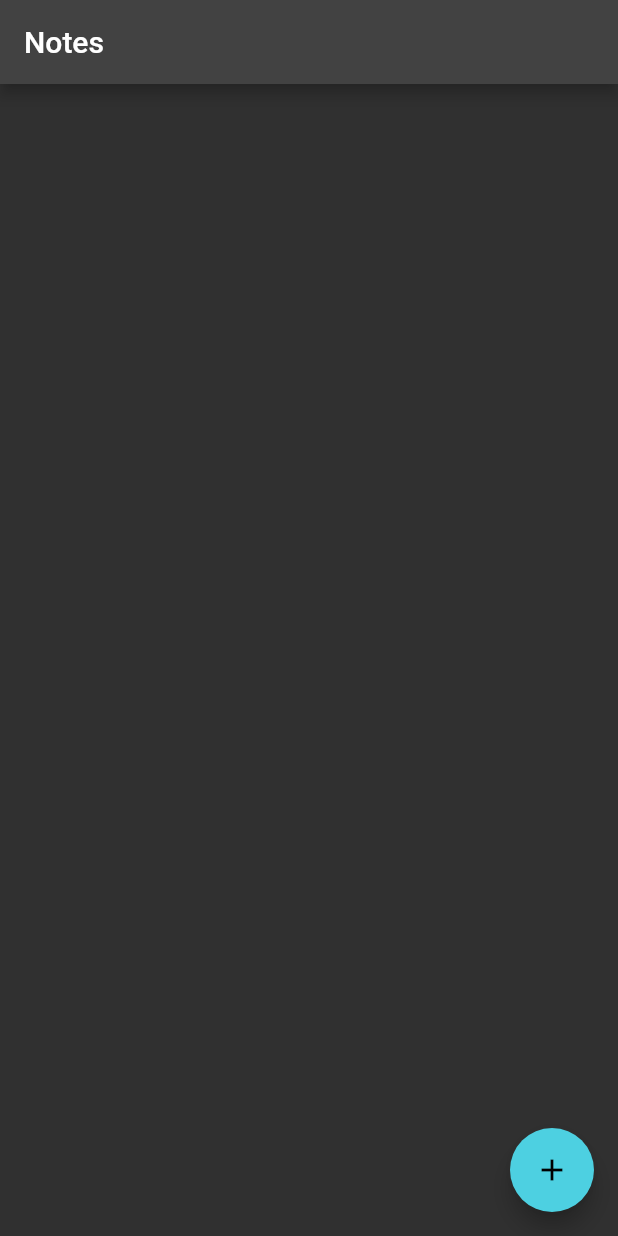
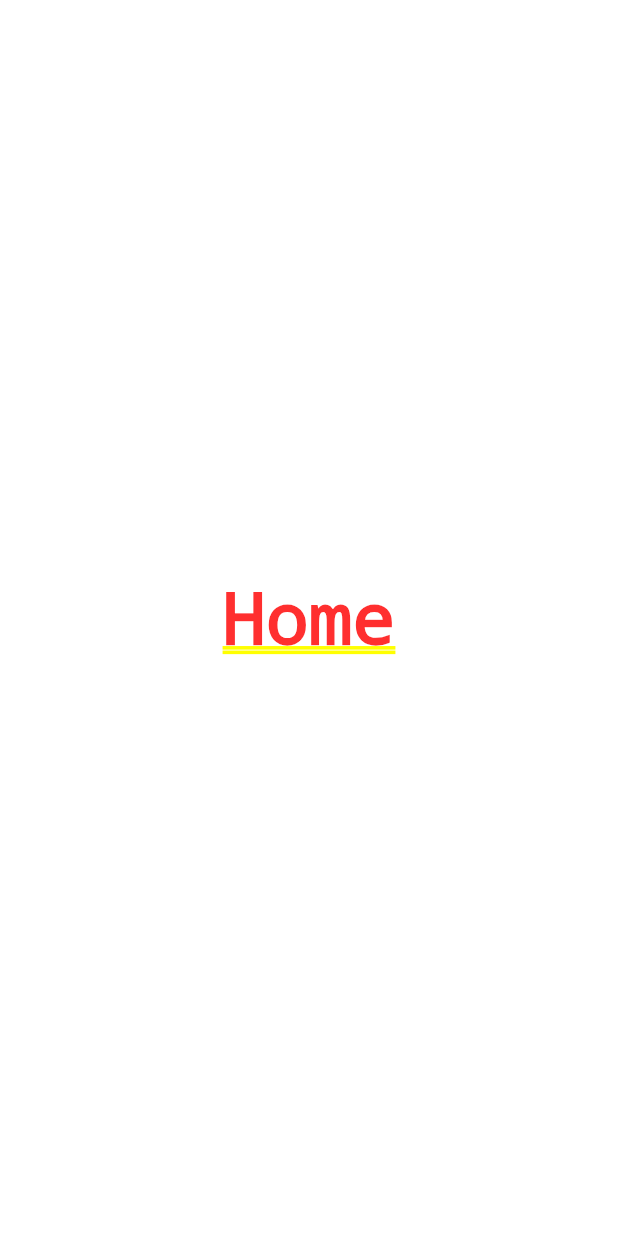
Before and after one commit to SwirlGit/organizer, a Flutter app: the screen it shows after launch, on a phone screen of 412 x 824 dp. Run offline on Flutter 3.47's test engine with Material 2 defaults, Android fonts, the phone set to English and light mode, and no system bars.

Commit message:
Добавил переключение между страницами

```diff
--- a/lib/app.dart
+++ b/lib/app.dart
@@ -6,6 +6,7 @@ import 'package:organizer/models/app_state_model.dart';
 import 'package:organizer/models/note_model.dart';
 
 import 'package:organizer/screens/add_edit_note_screen.dart';
+import 'package:organizer/screens/home_screen.dart';
 import 'package:organizer/screens/notes_screen.dart';
 
 class OrganizerApp extends StatefulWidget {
@@ -28,15 +29,18 @@ class OrganizerAppState extends State<OrganizerApp> {
     return MaterialApp(
       title: 'Organizer',
       theme: OrganizerTheme.theme,
-      routes: {
-        '/': (context) {
-          return NotesScreen(
+      home: PageView(
+        children: <Widget>[
+          HomeScreen(),
+          NotesScreen(
             appState: appState,
             updateNote: updateNote,
             addNote: addNote,
             removeNote: removeNote,
-          );
-        },
+          ),
+        ],
+      ),
+      routes: {
         '/notes/addNote': (context) {
           return AddEditNoteScreen(
             addNote: addNote,
--- /dev/null
+++ b/lib/screens/home_screen.dart
@@ -0,0 +1,10 @@
+import 'package:flutter/material.dart';
+
+class HomeScreen extends StatelessWidget {
+  @override
+  Widget build(BuildContext context) {
+    return Center(
+      child: Text('Home'),
+    );
+  }
+}
--- a/lib/screens/notes_screen.dart
+++ b/lib/screens/notes_screen.dart
@@ -2,7 +2,7 @@ import 'package:flutter/material.dart';
 
 import 'package:organizer/models/app_state_model.dart';
 import 'package:organizer/models/note_model.dart';
-import 'package:organizer/widgets/notes_widget.dart';
+import 'package:organizer/widgets/note_list.dart';
 
 class NotesScreen extends StatefulWidget {
   final AppState appState;
@@ -25,10 +25,8 @@ class _NotesScreenState extends State<NotesScreen> {
   @override
   Widget build(BuildContext context) {
     return Scaffold(
-      appBar: AppBar(
-        title: Text('Notes')
-      ),
-      body: NotesWidget(
+      appBar: AppBar(title: Text('Notes')),
+      body: NoteList(
         notes: widget.appState.notes,
         loading: widget.appState.isLoading,
         removeNote: widget.removeNote,
--- a/lib/widgets/notes_widget.dart
+++ b/lib/widgets/note_list.dart
@@ -5,14 +5,14 @@ import 'package:organizer/models/note_model.dart';
 import 'package:organizer/screens/actions_screen.dart';
 import 'package:organizer/screens/add_edit_note_screen.dart';
 
-class NotesWidget extends StatelessWidget {
+class NoteList extends StatelessWidget {
   final List<Note> notes;
   final bool loading;
   final NoteAdder addNote;
   final NoteRemover removeNote;
   final NoteUpdater updateNote;
 
-  NotesWidget({
+  NoteList({
     @required this.notes,
     @required this.loading,
     @required this.addNote,
```
